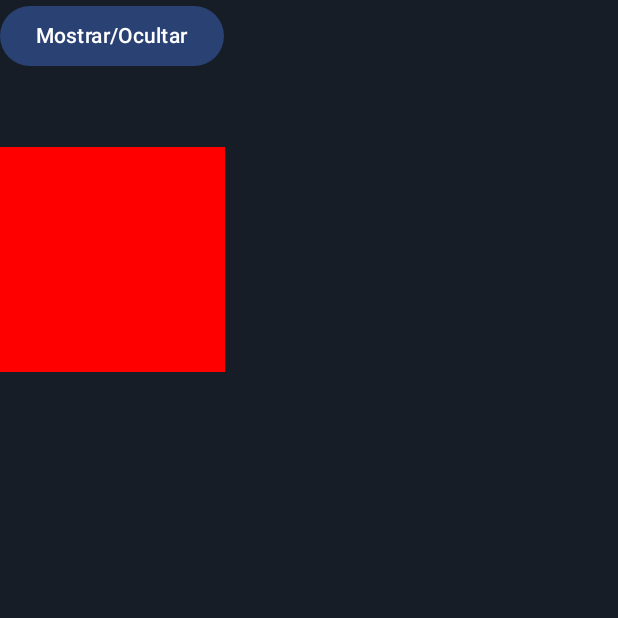
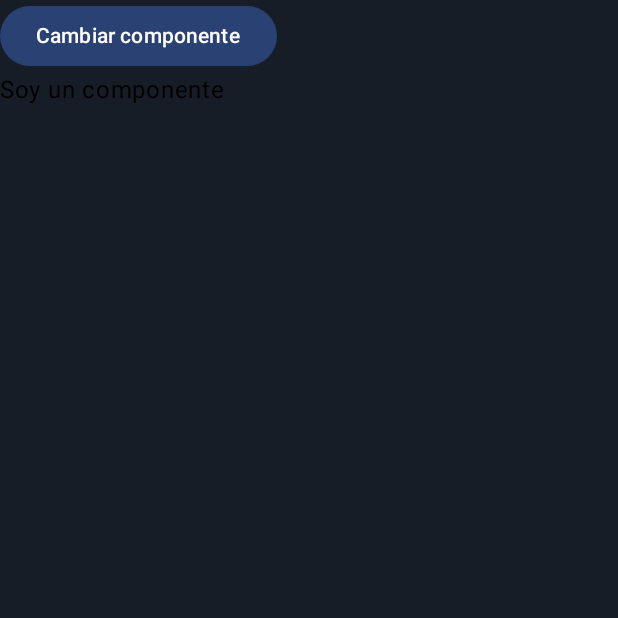
Before and after one commit to ArthurDioses/JetpackComposeInstagram, an Android app built with Jetpack Compose: the screen it shows after launch (MainActivity), on a phone screen of 412 x 824 dp, the top half of it. Run offline under Robolectric (Android 15) with nearby library versions, the phone set to English and light mode, and no system bars; our stand-ins replace Dagger/Hilt's generated code.

```diff
--- a/app/src/main/java/com/dioses/jetpackcomposeinstagram/AnimationExample.kt
+++ b/app/src/main/java/com/dioses/jetpackcomposeinstagram/AnimationExample.kt
@@ -2,6 +2,7 @@ package com.dioses.jetpackcomposeinstagram
 
 import android.util.Log
 import androidx.compose.animation.AnimatedVisibility
+import androidx.compose.animation.Crossfade
 import androidx.compose.animation.animateColorAsState
 import androidx.compose.animation.core.animateDpAsState
 import androidx.compose.animation.core.tween
@@ -14,7 +15,10 @@ import androidx.compose.foundation.layout.Column
 import androidx.compose.foundation.layout.Spacer
 import androidx.compose.foundation.layout.fillMaxSize
 import androidx.compose.foundation.layout.size
+import androidx.compose.material.icons.Icons
+import androidx.compose.material.icons.filled.SensorDoor
 import androidx.compose.material3.Button
+import androidx.compose.material3.Icon
 import androidx.compose.material3.Text
 import androidx.compose.runtime.Composable
 import androidx.compose.runtime.getValue
@@ -25,6 +29,7 @@ import androidx.compose.runtime.setValue
 import androidx.compose.ui.Modifier
 import androidx.compose.ui.graphics.Color
 import androidx.compose.ui.unit.dp
+import kotlin.random.Random.Default.nextInt
 
 /****
  * Project: JetpackComposeInstagram
@@ -101,3 +106,46 @@ fun VisibilityAnimation() {
         }
     }
 }
+
+@Composable
+fun CrossfadeExampleAnimation() {
+    var myComponentType: ComponentType by remember {
+        mutableStateOf(ComponentType.Text)
+    }
+    Column(Modifier.fillMaxSize()) {
+        Button(onClick = { myComponentType = getComponentTypeRandom() }) {
+            Text(text = "Cambiar componente")
+
+        }
+        Crossfade(targetState = myComponentType) {
+            when (it) {
+                ComponentType.Image -> Icon(
+                    imageVector = Icons.Default.SensorDoor,
+                    contentDescription = ""
+                )
+
+                ComponentType.Text -> Text(text = "Soy un componente")
+                ComponentType.Box -> Box(
+                    modifier = Modifier
+                        .size(150.dp)
+                        .background(Color.Red)
+                )
+
+                ComponentType.Error -> Text(text = "Erroooorrrr")
+            }
+        }
+    }
+}
+
+fun getComponentTypeRandom(): ComponentType {
+    return when (nextInt(from = 0, until = 3)) {
+        0 -> ComponentType.Image
+        1 -> ComponentType.Text
+        2 -> ComponentType.Box
+        else -> ComponentType.Error
+    }
+}
+
+enum class ComponentType() {
+    Image, Text, Box, Error
+}
--- a/app/src/main/java/com/dioses/jetpackcomposeinstagram/MainActivity.kt
+++ b/app/src/main/java/com/dioses/jetpackcomposeinstagram/MainActivity.kt
@@ -32,7 +32,7 @@ class MainActivity : ComponentActivity() {
                         .fillMaxSize()
                         .background(color = Color(0xFF161D26))
                 ) {
-                    VisibilityAnimation()
+                    CrossfadeExampleAnimation()
                 }
             }
         }
```
